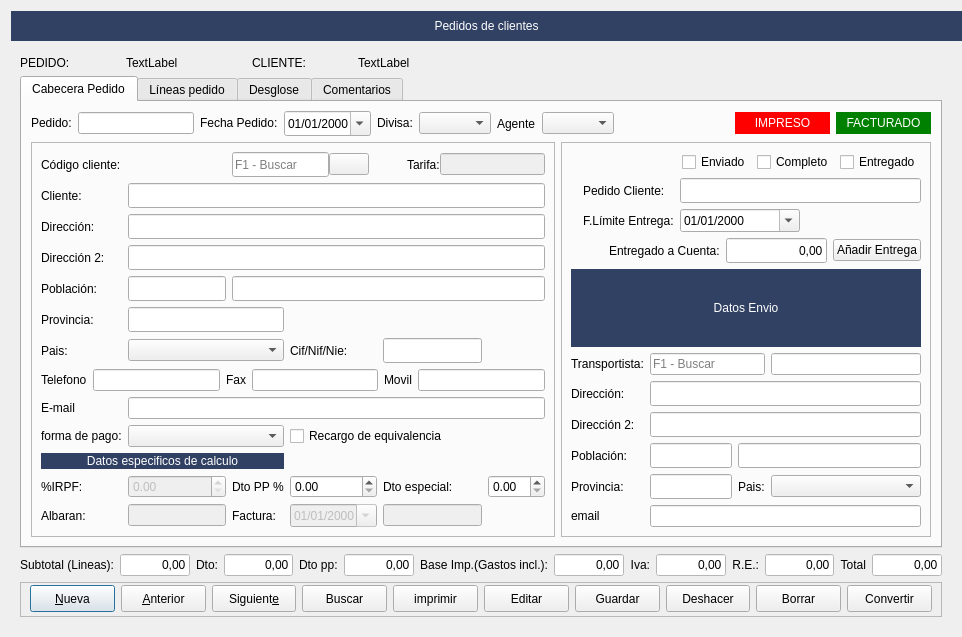
Before: the Qt Designer form Zona_Ventas/frmpedidos.ui in arcnexus/RedFoX, drawn with Qt 5.
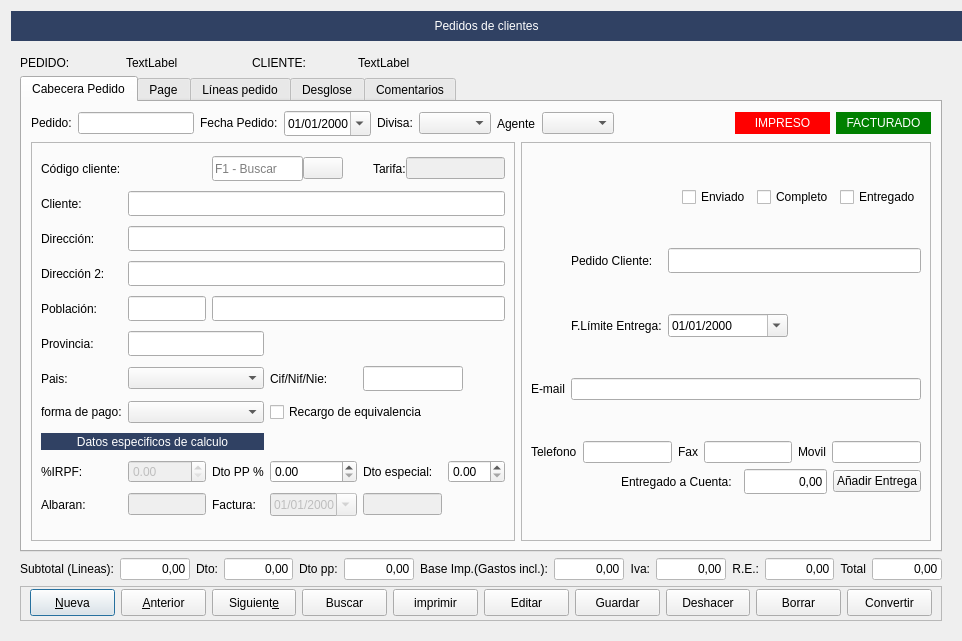
After: the same form once the commit is applied. Icons and pictures are not drawn.

Commit message: Reajustes pantalla pedidos

```diff
--- a/Zona_Ventas/frmpedidos.ui
+++ b/Zona_Ventas/frmpedidos.ui
@@ -7,7 +7,7 @@
     <x>0</x>
     <y>0</y>
     <width>962</width>
-    <height>607</height>
+    <height>641</height>
    </rect>
   </property>
   <property name="windowTitle">
@@ -793,6 +793,13 @@
                 </property>
                </widget>
               </item>
+              <item row="4" column="0">
+               <widget class="QLabel" name="label_7">
+                <property name="text">
+                 <string>Población:</string>
+                </property>
+               </widget>
+              </item>
               <item row="5" column="1" colspan="2">
                <widget class="QLineEdit" name="txtprovincia">
                 <property name="minimumSize">
@@ -822,12 +829,8 @@
                 </property>
                </widget>
               </item>
-              <item row="4" column="0">
-               <widget class="QLabel" name="label_7">
-                <property name="text">
-                 <string>Población:</string>
-                </property>
-               </widget>
+              <item row="12" column="3">
+               <widget class="QDoubleSpinBox" name="spinPorc_dto_pp"/>
               </item>
               <item row="0" column="2" colspan="4">
                <layout class="QHBoxLayout" name="horizontalLayout_8">
@@ -893,55 +896,6 @@
                 </item>
                </layout>
               </item>
-              <item row="8" column="0" colspan="6">
-               <layout class="QHBoxLayout" name="horizontalLayout_2">
-                <item>
-                 <widget class="QLabel" name="label_61">
-                  <property name="text">
-                   <string>Telefono</string>
-                  </property>
-                 </widget>
-                </item>
-                <item>
-                 <widget class="QLineEdit" name="txtTelefono">
-                  <property name="text">
-                   <string/>
-                  </property>
-                 </widget>
-                </item>
-                <item>
-                 <widget class="QLabel" name="label_63">
-                  <property name="text">
-                   <string>Fax</string>
-                  </property>
-                  <property name="alignment">
-                   <set>Qt::AlignRight|Qt::AlignTrailing|Qt::AlignVCenter</set>
-                  </property>
-                 </widget>
-                </item>
-                <item>
-                 <widget class="QLineEdit" name="txtFax">
-                  <property name="text">
-                   <string/>
-                  </property>
-                 </widget>
-                </item>
-                <item>
-                 <widget class="QLabel" name="label_64">
-                  <property name="text">
-                   <string>Movil</string>
-                  </property>
-                 </widget>
-                </item>
-                <item>
-                 <widget class="QLineEdit" name="txtMovil">
-                  <property name="text">
-                   <string/>
-                  </property>
-                 </widget>
-                </item>
-               </layout>
-              </item>
               <item row="11" column="0" colspan="3">
                <widget class="QLabel" name="label_47">
                 <property name="maximumSize">
@@ -962,9 +916,6 @@
                 </property>
                </widget>
               </item>
-              <item row="12" column="3">
-               <widget class="QDoubleSpinBox" name="spinPorc_dto_pp"/>
-              </item>
               <item row="12" column="4">
                <widget class="QLabel" name="label_50">
                 <property name="text">
@@ -979,16 +930,6 @@
                 </property>
                </widget>
               </item>
-              <item row="3" column="1" colspan="5">
-               <widget class="QLineEdit" name="txtdireccion2">
-                <property name="minimumSize">
-                 <size>
-                  <width>0</width>
-                  <height>25</height>
-                 </size>
-                </property>
-               </widget>
-              </item>
               <item row="6" column="3">
                <widget class="QLabel" name="label_15">
                 <property name="text">
@@ -996,22 +937,13 @@
                 </property>
                </widget>
               </item>
-              <item row="13" column="3">
-               <widget class="QDateEdit" name="txtfecha_factura">
-                <property name="enabled">
-                 <bool>false</bool>
-                </property>
-                <property name="sizePolicy">
-                 <sizepolicy hsizetype="Preferred" vsizetype="Fixed">
-                  <horstretch>0</horstretch>
-                  <verstretch>0</verstretch>
-                 </sizepolicy>
-                </property>
-                <property name="displayFormat">
-                 <string>dd/MM/yyyy</string>
-                </property>
-                <property name="calendarPopup">
-                 <bool>true</bool>
+              <item row="3" column="1" colspan="5">
+               <widget class="QLineEdit" name="txtdireccion2">
+                <property name="minimumSize">
+                 <size>
+                  <width>0</width>
+                  <height>25</height>
+                 </size>
                 </property>
                </widget>
               </item>
@@ -1028,6 +960,25 @@
                 </property>
                </widget>
               </item>
+              <item row="13" column="3">
+               <widget class="QDateEdit" name="txtfecha_factura">
+                <property name="enabled">
+                 <bool>false</bool>
+                </property>
+                <property name="sizePolicy">
+                 <sizepolicy hsizetype="Preferred" vsizetype="Fixed">
+                  <horstretch>0</horstretch>
+                  <verstretch>0</verstretch>
+                 </sizepolicy>
+                </property>
+                <property name="displayFormat">
+                 <string>dd/MM/yyyy</string>
+                </property>
+                <property name="calendarPopup">
+                 <bool>true</bool>
+                </property>
+               </widget>
+              </item>
               <item row="12" column="1">
                <widget class="QDoubleSpinBox" name="spinPorc_irpf">
                 <property name="enabled">
@@ -1049,9 +1000,6 @@
                 </property>
                </widget>
               </item>
-              <item row="6" column="1" colspan="2">
-               <widget class="QComboBox" name="cboPais"/>
-              </item>
               <item row="1" column="1" colspan="5">
                <widget class="QLineEdit" name="txtcliente">
                 <property name="minimumSize">
@@ -1109,13 +1057,6 @@
                 </property>
                </widget>
               </item>
-              <item row="6" column="0">
-               <widget class="QLabel" name="label_14">
-                <property name="text">
-                 <string>Pais:</string>
-                </property>
-               </widget>
-              </item>
               <item row="10" column="0">
                <widget class="QLabel" name="label_30">
                 <property name="text">
@@ -1123,34 +1064,34 @@
                 </property>
                </widget>
               </item>
-              <item row="6" column="4">
-               <widget class="QLineEdit" name="txtcif">
-                <property name="minimumSize">
-                 <size>
-                  <width>0</width>
-                  <height>25</height>
-                 </size>
-                </property>
-                <property name="maximumSize">
-                 <size>
-                  <width>100</width>
-                  <height>16777215</height>
-                 </size>
-                </property>
-               </widget>
-              </item>
               <item row="10" column="1" colspan="2">
                <widget class="QComboBox" name="cboFormapago"/>
               </item>
-              <item row="9" column="0">
-               <widget class="QLabel" name="label_65">
+              <item row="6" column="1" colspan="2">
+               <widget class="QComboBox" name="cboPais"/>
+              </item>
+              <item row="6" column="0">
+               <widget class="QLabel" name="label_14">
                 <property name="text">
-                 <string>E-mail</string>
+                 <string>Pais:</string>
                 </property>
                </widget>
               </item>
-              <item row="9" column="1" colspan="5">
-               <widget class="QLineEdit" name="txtEmail"/>
+              <item row="6" column="4" colspan="2">
+               <widget class="QLineEdit" name="txtcif">
+                <property name="minimumSize">
+                 <size>
+                  <width>0</width>
+                  <height>25</height>
+                 </size>
+                </property>
+                <property name="maximumSize">
+                 <size>
+                  <width>100</width>
+                  <height>16777215</height>
+                 </size>
+                </property>
+               </widget>
               </item>
              </layout>
             </widget>
@@ -1170,14 +1111,14 @@
               <enum>QFrame::Raised</enum>
              </property>
              <layout class="QGridLayout" name="gridLayout_3">
-              <item row="4" column="2">
+              <item row="4" column="1">
                <widget class="QLabel" name="label_24">
                 <property name="text">
                  <string>Pedido Cliente:</string>
                 </property>
                </widget>
               </item>
-              <item row="5" column="3">
+              <item row="5" column="2">
                <widget class="QDateEdit" name="txtfecha_limite_entrega">
                 <property name="maximumSize">
                  <size>
@@ -1193,7 +1134,7 @@
                 </property>
                </widget>
               </item>
-              <item row="4" column="3">
+              <item row="4" column="2">
                <widget class="QLineEdit" name="txtpedido_cliente">
                 <property name="minimumSize">
                  <size>
@@ -1206,9 +1147,9 @@
                 </property>
                </widget>
               </item>
-              <item row="7" column="1" colspan="3">
-               <layout class="QHBoxLayout" name="horizontalLayout_4">
-                <item>
+              <item row="7" column="0" colspan="3">
+               <layout class="QGridLayout" name="gridLayout_8">
+                <item row="1" column="0">
                  <spacer name="horizontalSpacer_6">
                   <property name="orientation">
                    <enum>Qt::Horizontal</enum>
@@ -1221,36 +1162,7 @@
                   </property>
                  </spacer>
                 </item>
-                <item>
-                 <widget class="QLabel" name="label_20">
-                  <property name="text">
-                   <string>Entregado a Cuenta:</string>
-                  </property>
-                 </widget>
-                </item>
-                <item>
-                 <widget class="QLineEdit" name="txtentregado_a_cuenta">
-                  <property name="minimumSize">
-                   <size>
-                    <width>0</width>
-                    <height>25</height>
-                   </size>
-                  </property>
-                  <property name="maximumSize">
-                   <size>
-                    <width>120</width>
-                    <height>16777215</height>
-                   </size>
-                  </property>
-                  <property name="text">
-                   <string>0,00</string>
-                  </property>
-                  <property name="alignment">
-                   <set>Qt::AlignRight|Qt::AlignTrailing|Qt::AlignVCenter</set>
-                  </property>
-                 </widget>
-                </item>
-                <item>
+                <item row="1" column="4" colspan="2">
                  <widget class="QPushButton" name="btnAnadir_entrega">
                   <property name="text">
                    <string>Añadir Entrega</string>
@@ -1261,9 +1173,87 @@
                   </property>
                  </widget>
                 </item>
-               </layout>
-              </item>
-              <item row="3" column="1" colspan="3">
+                <item row="1" column="3">
+                 <widget class="QLineEdit" name="txtentregado_a_cuenta">
+                  <property name="minimumSize">
+                   <size>
+                    <width>0</width>
+                    <height>25</height>
+                   </size>
+                  </property>
+                  <property name="maximumSize">
+                   <size>
+                    <width>120</width>
+                    <height>16777215</height>
+                   </size>
+                  </property>
+                  <property name="text">
+                   <string>0,00</string>
+                  </property>
+                  <property name="alignment">
+                   <set>Qt::AlignRight|Qt::AlignTrailing|Qt::AlignVCenter</set>
+                  </property>
+                 </widget>
+                </item>
+                <item row="1" column="1">
+                 <widget class="QLabel" name="label_20">
+                  <property name="text">
+                   <string>Entregado a Cuenta:</string>
+                  </property>
+                 </widget>
+                </item>
+                <item row="0" column="0" colspan="6">
+                 <layout class="QHBoxLayout" name="horizontalLayout_2">
+                  <item>
+                   <widget class="QLabel" name="label_61">
+                    <property name="text">
+                     <string>Telefono</string>
+                    </property>
+                   </widget>
+                  </item>
+                  <item>
+                   <widget class="QLineEdit" name="txtTelefono">
+                    <property name="text">
+                     <string/>
+                    </property>
+                   </widget>
+                  </item>
+                  <item>
+                   <widget class="QLabel" name="label_63">
+                    <property name="text">
+                     <string>Fax</string>
+                    </property>
+                    <property name="alignment">
+                     <set>Qt::AlignRight|Qt::AlignTrailing|Qt::AlignVCenter</set>
+                    </property>
+                   </widget>
+                  </item>
+                  <item>
+                   <widget class="QLineEdit" name="txtFax">
+                    <property name="text">
+                     <string/>
+                    </property>
+                   </widget>
+                  </item>
+                  <item>
+                   <widget class="QLabel" name="label_64">
+                    <property name="text">
+                     <string>Movil</string>
+                    </property>
+                   </widget>
+                  </item>
+                  <item>
+                   <widget class="QLineEdit" name="txtMovil">
+                    <property name="text">
+                     <string/>
+                    </property>
+                   </widget>
+                  </item>
+                 </layout>
+                </item>
+               </layout>
+              </item>
+              <item row="3" column="0" colspan="3">
                <layout class="QHBoxLayout" name="horizontalLayout_3">
                 <item>
                  <spacer name="horizontalSpacer_3">
@@ -1301,14 +1291,41 @@
                 </item>
                </layout>
               </item>
-              <item row="5" column="2">
+              <item row="5" column="1">
                <widget class="QLabel" name="label_42">
                 <property name="text">
                  <string>F.Límite Entrega:</string>
                 </property>
                </widget>
               </item>
-              <item row="8" column="0" colspan="4">
+              <item row="6" column="0">
+               <widget class="QLabel" name="label_65">
+                <property name="text">
+                 <string>E-mail</string>
+                </property>
+               </widget>
+              </item>
+              <item row="6" column="1" colspan="2">
+               <widget class="QLineEdit" name="txtEmail"/>
+              </item>
+             </layout>
+            </widget>
+           </item>
+          </layout>
+         </widget>
+         <widget class="QWidget" name="tab">
+          <attribute name="title">
+           <string>Page</string>
+          </attribute>
+          <widget class="QWidget" name="layoutWidget">
+           <property name="geometry">
+            <rect>
+             <x>90</x>
+             <y>70</y>
+             <width>385</width>
+             <height>196</height>
+            </rect>
+           </property>
                <layout class="QGridLayout" name="gridLayout_7">
                 <item row="6" column="0">
                  <widget class="QLabel" name="label_40">
@@ -1477,11 +1494,7 @@
                  </widget>
                 </item>
                </layout>
-              </item>
-             </layout>
-            </widget>
-           </item>
-          </layout>
+          </widget>
          </widget>
          <widget class="QWidget" name="tab_6">
           <attribute name="title">
```
Lines whose indentation alone changed are shown as unchanged.
